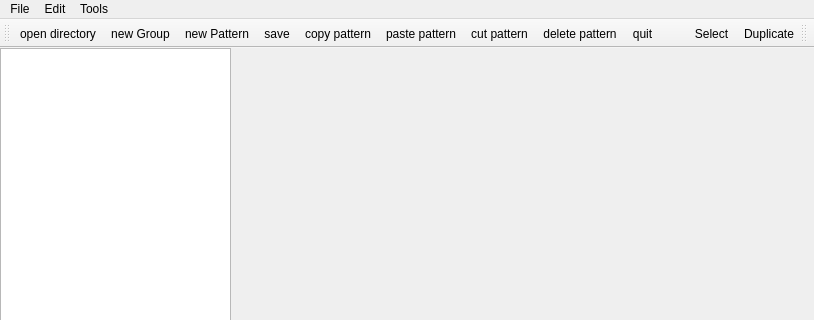
Qt form dispositif/Cubicle/mainwindow.ui (ppff/Cubicle-GUI) before a commit; both pictures show x 0 to 814 and y 0 to 320 of the 814 by 655 pixel window.
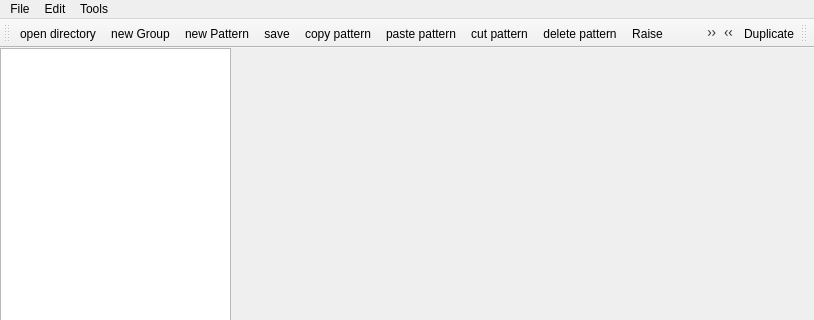
The same form after that commit. Icons and pictures are not drawn. Custom widgets are drawn as their Qt base class.

```diff
--- a/dispositif/Cubicle/mainwindow.ui
+++ b/dispositif/Cubicle/mainwindow.ui
@@ -148,6 +148,8 @@
    <addaction name="actionPaste_pattern"/>
    <addaction name="actionCut_pattern"/>
    <addaction name="actionDelete_pattern"/>
+   <addaction name="actionRaise_a_pattern"/>
+   <addaction name="actionLower_a_pattern"/>
    <addaction name="actionQuit"/>
   </widget>
   <widget class="QToolBar" name="toolBar">
@@ -274,6 +276,24 @@
     <string>cut pattern</string>
    </property>
   </action>
+  <action name="actionRaise_a_pattern">
+   <property name="icon">
+    <iconset resource="ressource.qrc">
+     <normaloff>:/Images/up.png</normaloff>:/Images/up.png</iconset>
+   </property>
+   <property name="text">
+    <string>Raise</string>
+   </property>
+  </action>
+  <action name="actionLower_a_pattern">
+   <property name="icon">
+    <iconset resource="ressource.qrc">
+     <normaloff>:/Images/down.png</normaloff>:/Images/down.png</iconset>
+   </property>
+   <property name="text">
+    <string>Lower</string>
+   </property>
+  </action>
  </widget>
  <layoutdefault spacing="6" margin="11"/>
  <customwidgets>
```
Left out of the diff: 30 changed lines with no effect on the pictures.
